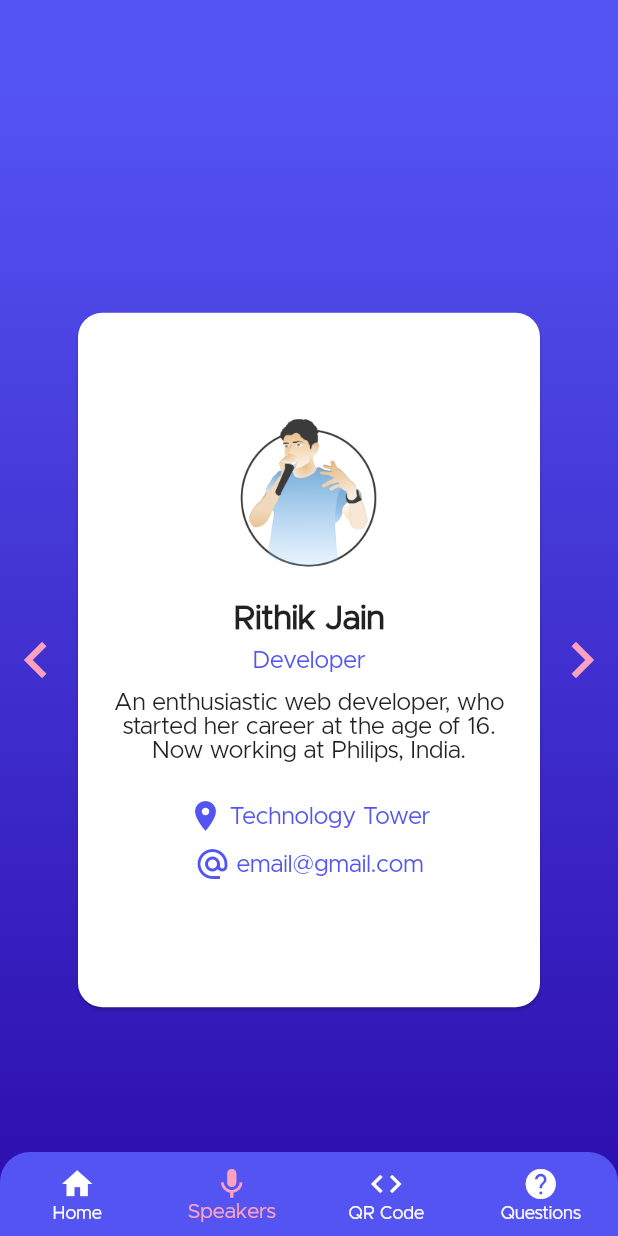
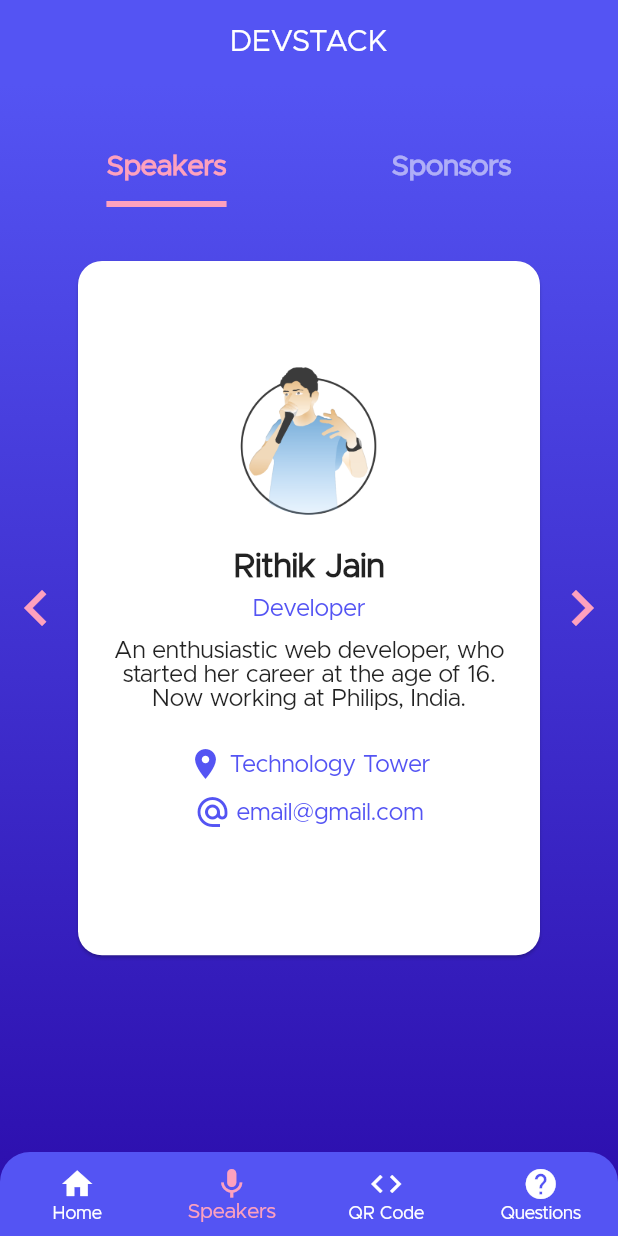
Before and after one commit to rithikjain/devstack-app, a Flutter app: the BaseScreen screen opened by its route, item 2 of the bottom bar chosen, on a phone screen of 412 x 824 dp. Run offline on Flutter 3.47's test engine with Material 2 defaults, Android fonts, the phone set to English and light mode, and no system bars; drawn by our look-alikes of carousel_slider; project files that could hold a hidden picture were left out.

Commit message:
UI: Added tab view

```diff
--- a/lib/src/presentation/screens/main/base_screen.dart
+++ b/lib/src/presentation/screens/main/base_screen.dart
@@ -23,7 +23,12 @@ class _BaseScreenState extends State<BaseScreen> {
   @override
   Widget build(BuildContext context) {
     return Scaffold(
-      appBar: AppBar(elevation: 0, leading: Container()),
+      appBar: AppBar(
+        leading: Container(),
+        elevation: 0,
+        title: Text("DEVSTACK"),
+        centerTitle: true,
+      ),
       body: Stack(
         children: [
           BgGradient(),
--- a/lib/src/presentation/screens/main/speakers_screen.dart
+++ b/lib/src/presentation/screens/main/speakers_screen.dart
@@ -3,17 +3,54 @@ import 'package:devtalks/src/presentation/themes/themes.dart';
 import 'package:devtalks/src/presentation/widgets/speaker_card.dart';
 import 'package:flutter/material.dart';
 
-class SpeakersScreen extends StatelessWidget {
+class SpeakersScreen extends StatefulWidget {
+  @override
+  _SpeakersScreenState createState() => _SpeakersScreenState();
+}
+
+class _SpeakersScreenState extends State<SpeakersScreen>
+    with SingleTickerProviderStateMixin {
   final CarouselController _carouselController = CarouselController();
+  TabController _tabController;
+
+  @override
+  void initState() {
+    super.initState();
+    _tabController = TabController(vsync: this, length: 2);
+  }
 
   @override
   Widget build(BuildContext context) {
     return Container(
       width: double.infinity,
       child: Column(
-        mainAxisAlignment: MainAxisAlignment.center,
+        mainAxisAlignment: MainAxisAlignment.start,
         crossAxisAlignment: CrossAxisAlignment.center,
         children: [
+          Container(
+            margin: EdgeInsets.symmetric(horizontal: 16, vertical: 32),
+            child: Row(
+              children: [
+                Expanded(
+                  child: TabBar(
+                    controller: _tabController,
+                    tabs: [
+                      Tab(text: 'Speakers'),
+                      Tab(text: 'Sponsors'),
+                    ],
+                    indicatorSize: TabBarIndicatorSize.label,
+                    indicatorWeight: 4,
+                    labelColor: palePink,
+                    unselectedLabelColor: Colors.white54,
+                    labelStyle: TextStyle(
+                      fontSize: 19,
+                      fontWeight: FontWeight.bold,
+                    ),
+                  ),
+                ),
+              ],
+            ),
+          ),
           Row(
             children: [
               GestureDetector(
```
